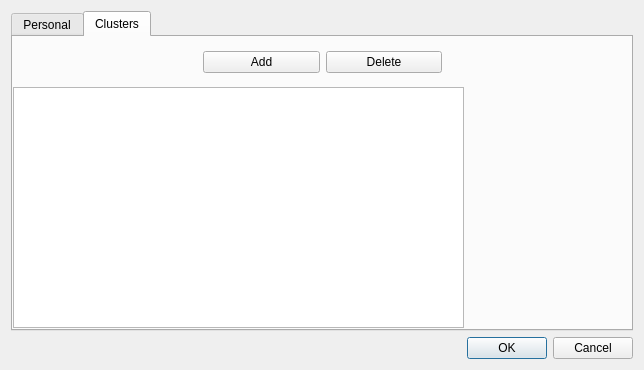
The window that mqt/MqtCluster/setupdialog.ui (Rsclub22/Minos2-Mirror) describes before a commit, drawn with Qt 5.
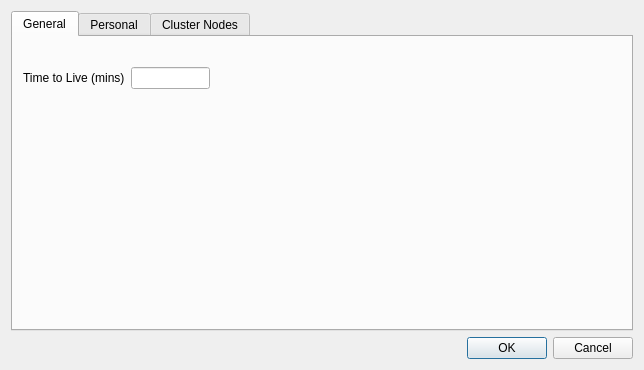
The same window after the commit.

Commit message: add purge cluster spots to clusterframe

Diff of the .ui file:
```diff
--- a/mqt/MqtCluster/setupdialog.ui
+++ b/mqt/MqtCluster/setupdialog.ui
@@ -17,8 +17,48 @@
    <item>
     <widget class="QTabWidget" name="ClusterSetUpTabWidget">
      <property name="currentIndex">
-      <number>1</number>
+      <number>0</number>
      </property>
+     <widget class="QWidget" name="generalTab">
+      <attribute name="title">
+       <string>General</string>
+      </attribute>
+      <widget class="QWidget" name="">
+       <property name="geometry">
+        <rect>
+         <x>10</x>
+         <y>30</y>
+         <width>198</width>
+         <height>22</height>
+        </rect>
+       </property>
+       <layout class="QHBoxLayout" name="horizontalLayout_6">
+        <item>
+         <widget class="QLabel" name="label_5">
+          <property name="text">
+           <string>Time to Live (mins)</string>
+          </property>
+         </widget>
+        </item>
+        <item>
+         <widget class="QLineEdit" name="timeToLive"/>
+        </item>
+        <item>
+         <spacer name="horizontalSpacer">
+          <property name="orientation">
+           <enum>Qt::Horizontal</enum>
+          </property>
+          <property name="sizeHint" stdset="0">
+           <size>
+            <width>40</width>
+            <height>20</height>
+           </size>
+          </property>
+         </spacer>
+        </item>
+       </layout>
+      </widget>
+     </widget>
      <widget class="QWidget" name="PersonalTab">
       <attribute name="title">
        <string>Personal</string>
@@ -94,7 +134,7 @@
      </widget>
      <widget class="QWidget" name="ClusterTab">
       <attribute name="title">
-       <string>Clusters</string>
+       <string>Cluster Nodes</string>
       </attribute>
       <widget class="QTableView" name="ListClustersView">
        <property name="geometry">
```
Left out of the diff: 2 changed lines with no effect on the pictures. The commit also changes 15 other files.
